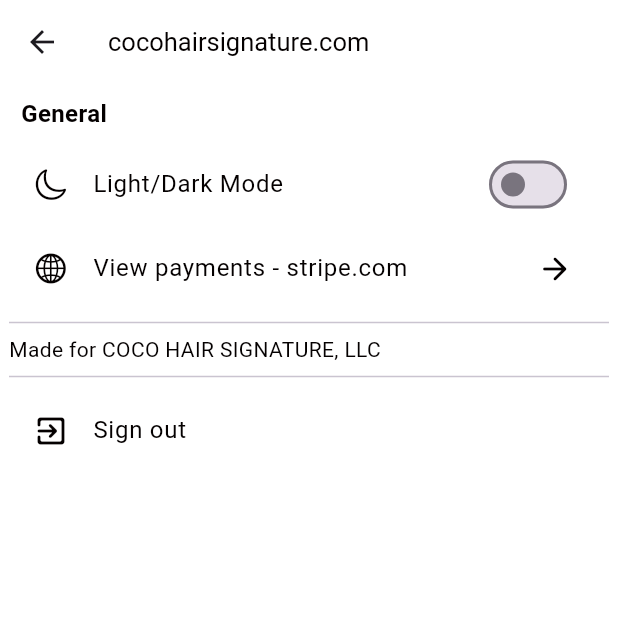
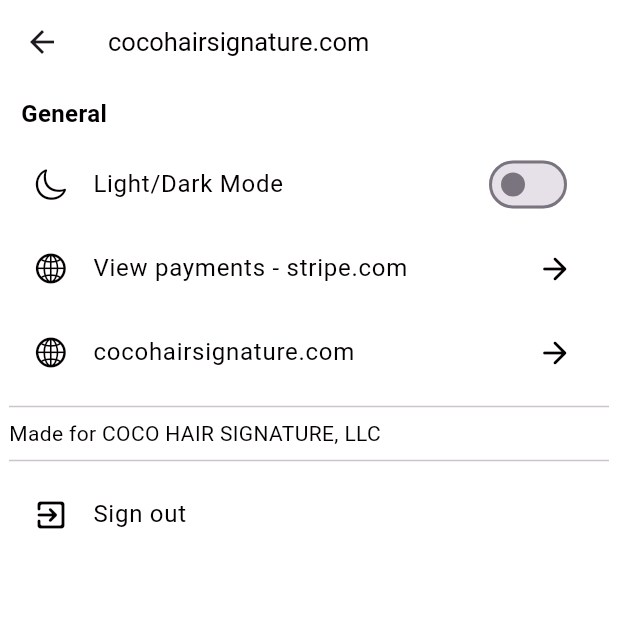
Before and after one commit to toballz/hairsalon_template_flutter, a Flutter app: the SettingsPage screen opened directly, on a phone screen of 412 x 824 dp, the top half of it. Run offline on Flutter 3.47's test engine with Material 3 defaults, Android fonts, the phone set to English and light mode, and no system bars; our stand-ins replace animate_do, calendar_date_picker2, fluttertoast, localstorage.

Commit message:
6/13/2024
6/13/2024

```diff
--- a/lib/settings.dart
+++ b/lib/settings.dart
@@ -57,8 +57,19 @@ class SettingsPageState extends State<SettingsPage> {
                         trailing: Icon(Icons.arrow_forward_rounded,
                             color: ColorPallette.fontColor()),
                         onclick: () async {
-                          if (!await launchUrl(Uri.parse(
-                              "https://dashboard.stripe.com/dashboard"))) {
+                          if (!(await launchUrl(Uri.parse(
+                              "https://dashboard.stripe.com/dashboard")))) {
+                            print('Could not launch payment url,');
+                          }
+                        }),
+                    _CustomListTile(
+                        title: "cocohairsignature.com",
+                        icon: CupertinoIcons.globe,
+                        trailing: Icon(Icons.arrow_forward_rounded,
+                            color: ColorPallette.fontColor()),
+                        onclick: () async {
+                          if (!(await launchUrl(
+                              Uri.parse("https://cocohairsignature.com?1")))) {
                             print('Could not launch payment url,');
                           }
                         })
@@ -84,12 +95,11 @@ class _CustomListTile extends StatelessWidget {
   final IconData icon;
   final Widget? trailing;
   final void Function() onclick;
-  const _CustomListTile({
-    required this.title,
-    required this.icon,
-    this.trailing,
-    required this.onclick,
-  });
+  const _CustomListTile(
+      {required this.title,
+      required this.icon,
+      this.trailing,
+      required this.onclick});
 
   @override
   Widget build(BuildContext context) {
```
Also changed, not shown: lib/index.dart (+6 -9 lines).
